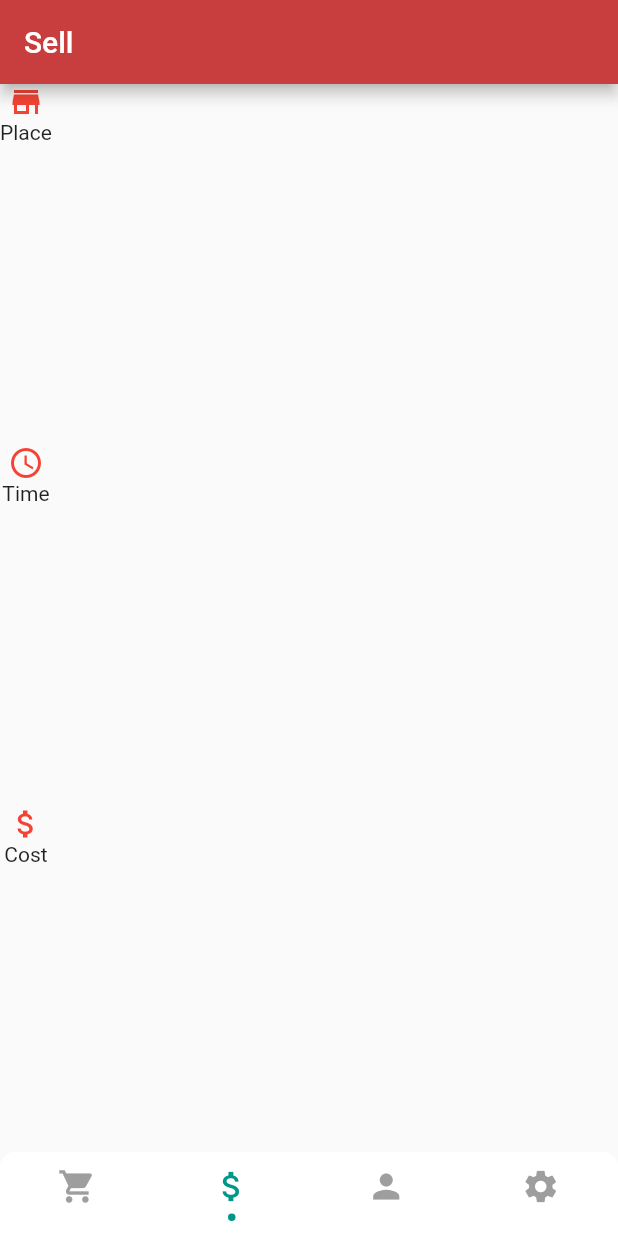
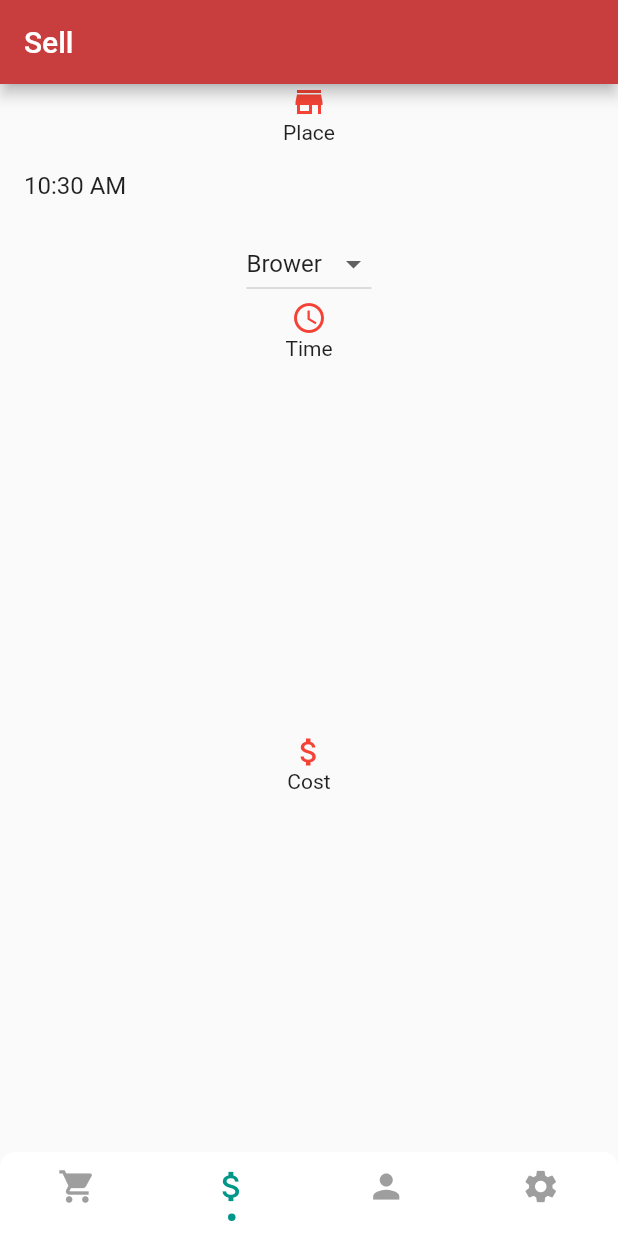
Before and after one commit to SoPat712/RUSwipeShare, a Flutter app: the screen it shows once a user with an empty profile is signed in, item 2 of the bottom bar chosen, on a phone screen of 412 x 824 dp. Run offline on Flutter 3.47's test engine with Material 2 defaults, Android fonts, the phone set to English and light mode, and no system bars; drawn by our look-alikes of persistent_bottom_nav_bar; our stand-ins replace firebase_auth, firebase_core; missing offline and left inert: flutterfire_ui; accounts and stored records are empty.

Commit message:
Half done with ui for sell

```diff
--- a/lib/sell.dart
+++ b/lib/sell.dart
@@ -10,6 +10,7 @@ class SellScreen extends StatefulWidget {
 class _SellScreenState extends State<SellScreen> {
   @override
   Widget build(BuildContext context) {
+    TimeOfDay _time = TimeOfDay.now();
     return Scaffold(
       appBar: AppBar(
         title: const Text('Sell'),
@@ -19,9 +20,21 @@ class _SellScreenState extends State<SellScreen> {
         mainAxisAlignment: MainAxisAlignment.center,
         children: [
           Icon(Icons.store_mall_directory, color: Colors.red),
-          Expanded(
-            child: const Text('Place'),
+          const Text('Place'),
+          ListTile(
+            title: Text(_time.format(context)),
+            onTap: () {
+              Future<TimeOfDay?> selectedTime = showTimePicker(
+                context: context,
+                initialTime: _time,
+              );
+              setState(() {
+                selectedTime.then((value) => _time = value!);
+                _time = TimeOfDay(hour: 10, minute: 00);
+              });
+            },
           ),
+          LocationDropdown(),
           Icon(Icons.access_time, color: Colors.red),
           Expanded(
             child: const Text('Time'),
@@ -35,3 +48,41 @@ class _SellScreenState extends State<SellScreen> {
     );
   }
 }
+
+const List<String> list = <String>[
+  'Brower',
+  'BDH',
+  'LDH',
+  'Neilson',
+  'Woody\'s'
+];
+
+class LocationDropdown extends StatefulWidget {
+  const LocationDropdown({super.key});
+
+  @override
+  State<LocationDropdown> createState() => _LocationDropdownState();
+}
+
+class _LocationDropdownState extends State<LocationDropdown> {
+  String dropdownValue = list.first;
+
+  @override
+  Widget build(BuildContext context) {
+    return DropdownButton<String>(
+      value: dropdownValue,
+      onChanged: (String? value) {
+        // This is called when the user selects an item.
+        setState(() {
+          dropdownValue = value!;
+        });
+      },
+      items: list.map<DropdownMenuItem<String>>((String value) {
+        return DropdownMenuItem<String>(
+          value: value,
+          child: Text(value),
+        );
+      }).toList(),
+    );
+  }
+}
```
